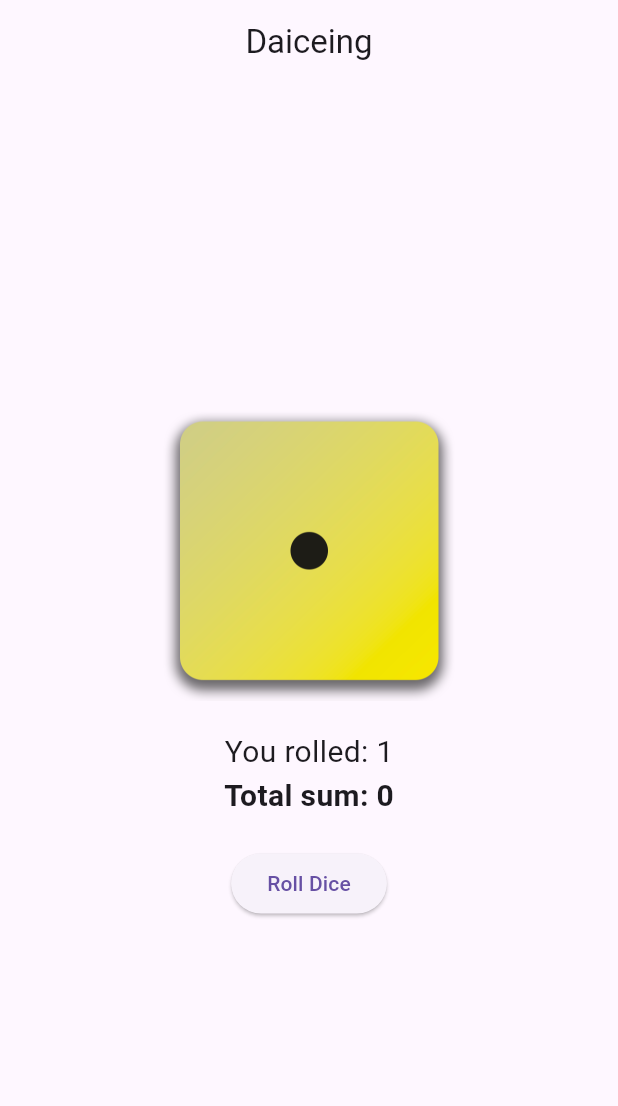
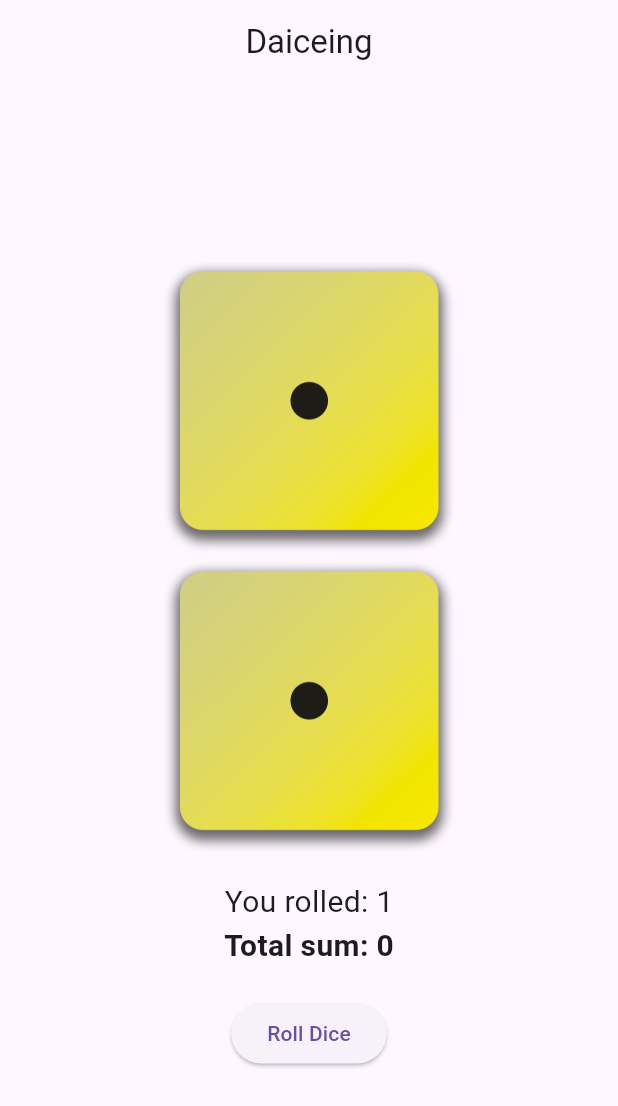
Before and after one commit to vignesh1244/dice-calculator, a Flutter app: the screen it shows after launch, on a phone screen of 412 x 824 dp. Shown: the top 1106 px of the screen. Run offline on Flutter 3.47's test engine with Material 3 defaults, Android fonts, the phone set to English and light mode, and no system bars.

Commit message:
two dice

```diff
--- a/lib/daice.dart
+++ b/lib/daice.dart
@@ -35,6 +35,12 @@ class _MyWidgetState extends State<MyWidget> {
               height: 200,
               fit: BoxFit.contain,
             ),
+            Image.asset(
+              activediceimage,
+              width: 200,
+              height: 200,
+              fit: BoxFit.contain,
+            ),
             const SizedBox(height: 20),
             Text(
               'You rolled: $diceNumber',
```
